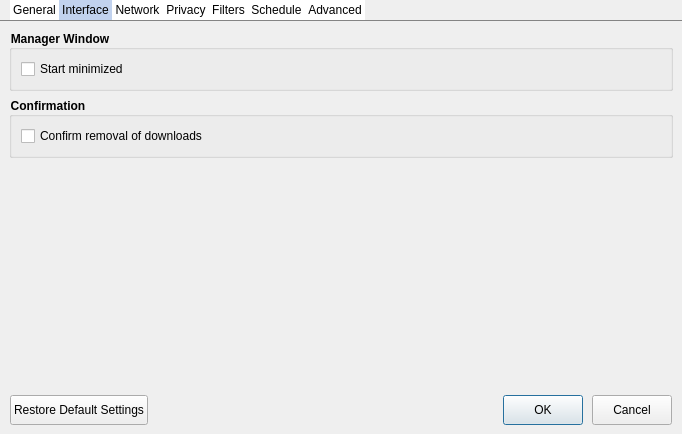
First picture: the form in src/dialogs/preferencedialog.ui, repository setvisible/ArrowDL, before the edit.
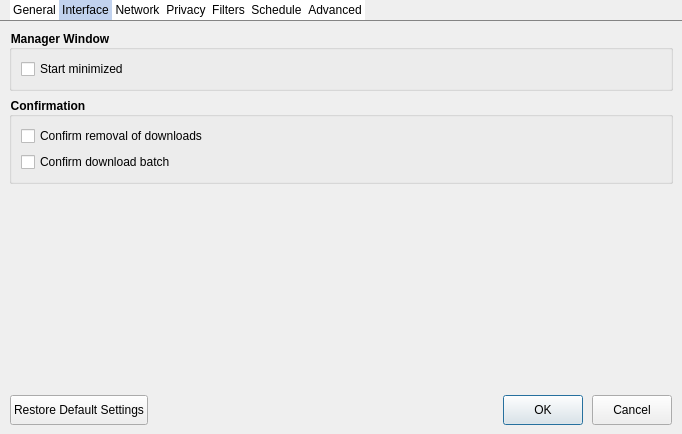
Second picture: the form after the edit. The open tabs and pages were chosen to show the change. Icons and pictures are not drawn. Custom widgets are drawn as their Qt base class.

Commit message: [UI] Add checkbox "Don't ask again" for Batch Downloads

Diff of the .ui file:
```diff
--- a/src/dialogs/preferencedialog.ui
+++ b/src/dialogs/preferencedialog.ui
@@ -207,6 +207,13 @@
             </property>
            </widget>
           </item>
+          <item>
+           <widget class="QCheckBox" name="confirmBatchCheckBox">
+            <property name="text">
+             <string>Confirm download batch</string>
+            </property>
+           </widget>
+          </item>
          </layout>
         </widget>
        </item>
```
The commit also changes 6 other files.
